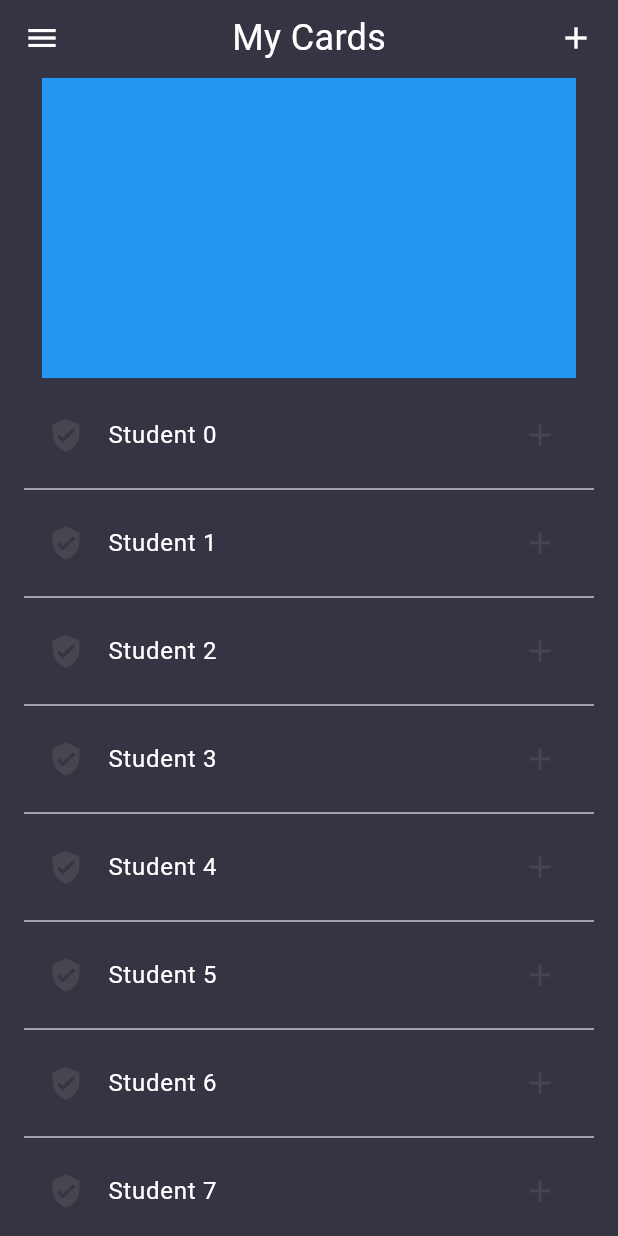
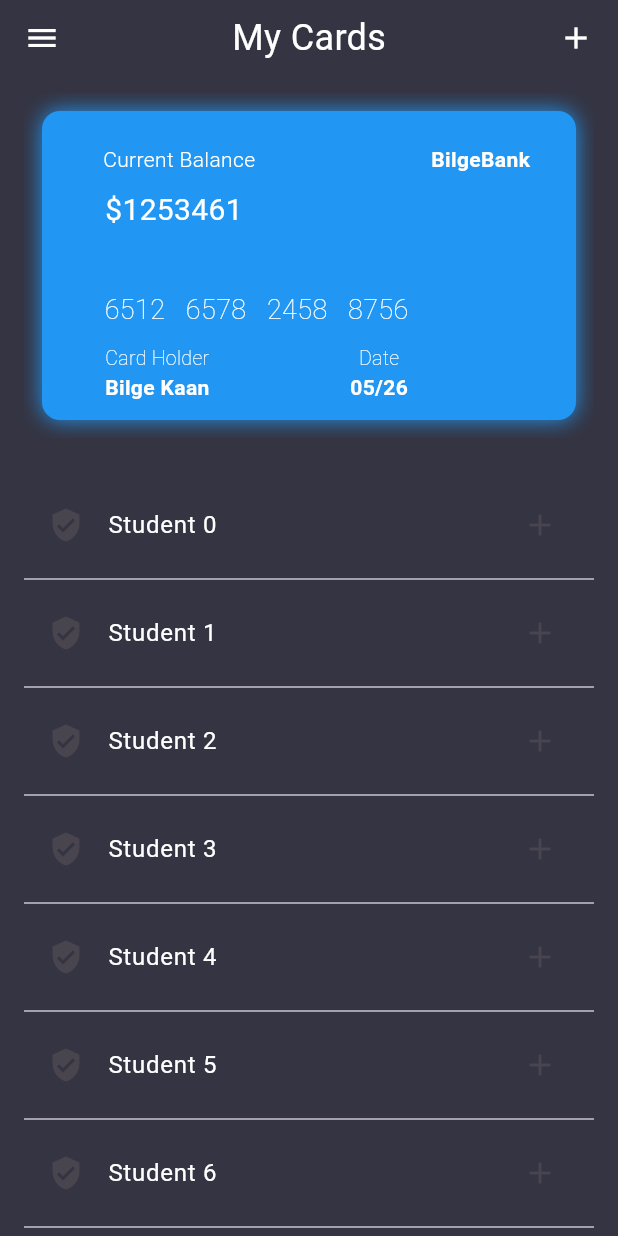
Before and after one commit to BilgeKaanpc/Flutter-Demo-App-7-AnimationPage, a Flutter app: the screen it shows after launch, on a phone screen of 412 x 824 dp. Run offline on Flutter 3.47's test engine with Material 3 defaults, Android fonts, the phone set to English and light mode, and no system bars.

Commit message:
Update menu_dashboard.dart

```diff
--- a/animation_page_app/lib/menu_dashboard.dart
+++ b/animation_page_app/lib/menu_dashboard.dart
@@ -107,27 +107,18 @@
                     ],
                   ),
                   Container(
-                    margin: const EdgeInsets.only(top: 10),
-                    height: 200,
+                    margin: const EdgeInsets.symmetric(vertical: 20),
+                    height: 230,
+                    child: SizedBox(
+                      height: 180,
                       child: PageView(
                         scrollDirection: Axis.horizontal,
                         children: [
-                        Container(
-                          color: Colors.blue,
-                          width: 100,
-                          margin: const EdgeInsets.symmetric(horizontal: 12),
+                          createContainerCard(),
+                          createContainerCard(),
+                          createContainerCard(),
+                        ],
                       ),
-                        Container(
-                          color: Colors.yellow,
-                          width: 100,
-                          margin: const EdgeInsets.symmetric(horizontal: 12),
-                        ),
-                        Container(
-                          color: Colors.pink,
-                          width: 100,
-                          margin: const EdgeInsets.symmetric(horizontal: 12),
-                        ),
-                      ],
                     ),
                   ),
                   const SizedBox(
@@ -139,7 +130,10 @@
                       itemBuilder: (context, index) {
                         return ListTile(
                           leading: const Icon(Icons.verified_user),
-                          title: Text("Student $index",style: const TextStyle(color: Colors.white),),
+                          title: Text(
+                            "Student $index",
+                            style: const TextStyle(color: Colors.white),
+                          ),
                           trailing: const Icon(Icons.add),
                         );
                       },
@@ -154,6 +148,122 @@
         ),
       ),
     );
+  }
+
+  createContainerCard() {
+    return Container(
+        alignment: Alignment.bottomCenter,
+        padding: const EdgeInsets.all(12),
+        width: 100,
+        decoration: const BoxDecoration(
+          boxShadow: [BoxShadow(color: Colors.blue, blurRadius: 12)],
+          color: Colors.blue,
+          borderRadius: BorderRadius.all(
+            Radius.circular(12),
+          ),
+        ),
+        margin: const EdgeInsets.symmetric(horizontal: 12, vertical: 12),
+        child: const Column(
+          mainAxisAlignment: MainAxisAlignment.spaceBetween,
+          children: [
+            Padding(
+              padding: EdgeInsets.only(top: 10),
+              child: Row(
+                mainAxisAlignment: MainAxisAlignment.spaceAround,
+                children: [
+                  Padding(
+                    padding: EdgeInsets.only(left: 10),
+                    child: Padding(
+                      padding: EdgeInsets.only(right: 80),
+                      child: Text(
+                        "Current Balance",
+                        style: TextStyle(
+                            color: Colors.white, fontWeight: FontWeight.w300),
+                      ),
+                    ),
+                  ),
+                  Text(
+                    "BilgeBank",
+                    style: TextStyle(
+                        color: Colors.white, fontWeight: FontWeight.bold),
+                  ),
+                ],
+              ),
+            ),
+            Padding(
+              padding: EdgeInsets.only(left: 30),
+              child: Align(
+                  alignment: Alignment.bottomLeft,
+                  child: Text(
+                    "\$1253461",
+                    style: TextStyle(fontSize: 20, color: Colors.white),
+                  )),
+            ),
+            SizedBox(
+              height: 20,
+            ),
+            Padding(
+              padding: EdgeInsets.only(right: 70),
+              child: Align(
+                alignment: Alignment.center,
+                child: Text(
+                  "6512   6578   2458   8756",
+                  style: TextStyle(
+                      color: Colors.white,
+                      fontWeight: FontWeight.w100,
+                      fontSize: 18),
+                ),
+              ),
+            ),
+            Row(
+              mainAxisAlignment: MainAxisAlignment.spaceBetween,
+              children: [
+                Padding(
+                  padding: EdgeInsets.only(left: 30),
+                  child: Column(
+                    children: [
+                      Text(
+                        "Card Holder",
+                        style: TextStyle(
+                            color: Colors.white,
+                            fontSize: 13,
+                            fontWeight: FontWeight.w200),
+                      ),
+                      Text(
+                        "Bilge Kaan",
+                        style: TextStyle(
+                            color: Colors.white,
+                            fontSize: 14,
+                            fontWeight: FontWeight.bold),
+                      )
+                    ],
+                  ),
+                ),
+                Padding(
+                  padding: EdgeInsets.only(right: 100),
+                  child: Column(
+                    children: [
+                      Text(
+                        "Date",
+                        style: TextStyle(
+                            color: Colors.white,
+                            fontSize: 13,
+                            fontWeight: FontWeight.w200),
+                      ),
+                      Text(
+                        "05/26",
+                        style: TextStyle(
+                            color: Colors.white,
+                            fontSize: 14,
+                            fontWeight: FontWeight.bold),
+                      )
+                    ],
+                  ),
+                ),
+              ],
+            )
+          ],
+        ));
   }
 
   createMenu(BuildContext context) {
```
Lines whose indentation alone changed are shown as unchanged.
